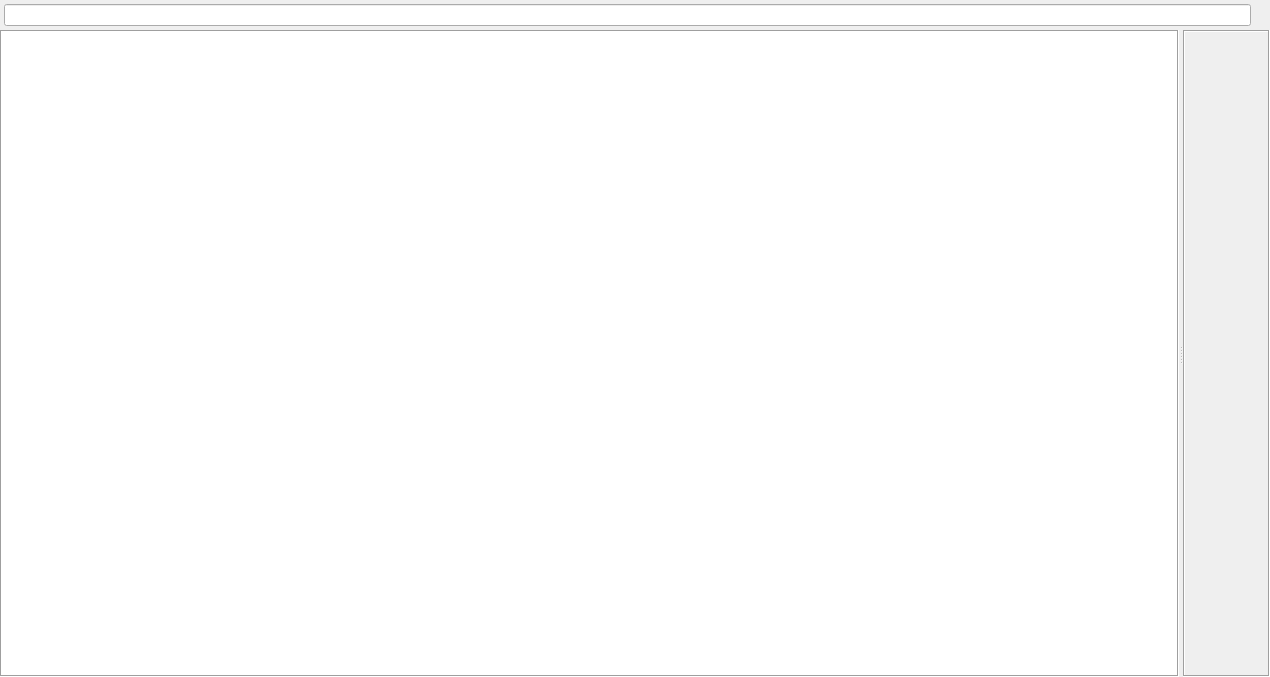
Before: the Qt Designer form src/home/flibrary/gui/ImageViewer.ui in heimdallr/books, drawn with Qt 5.
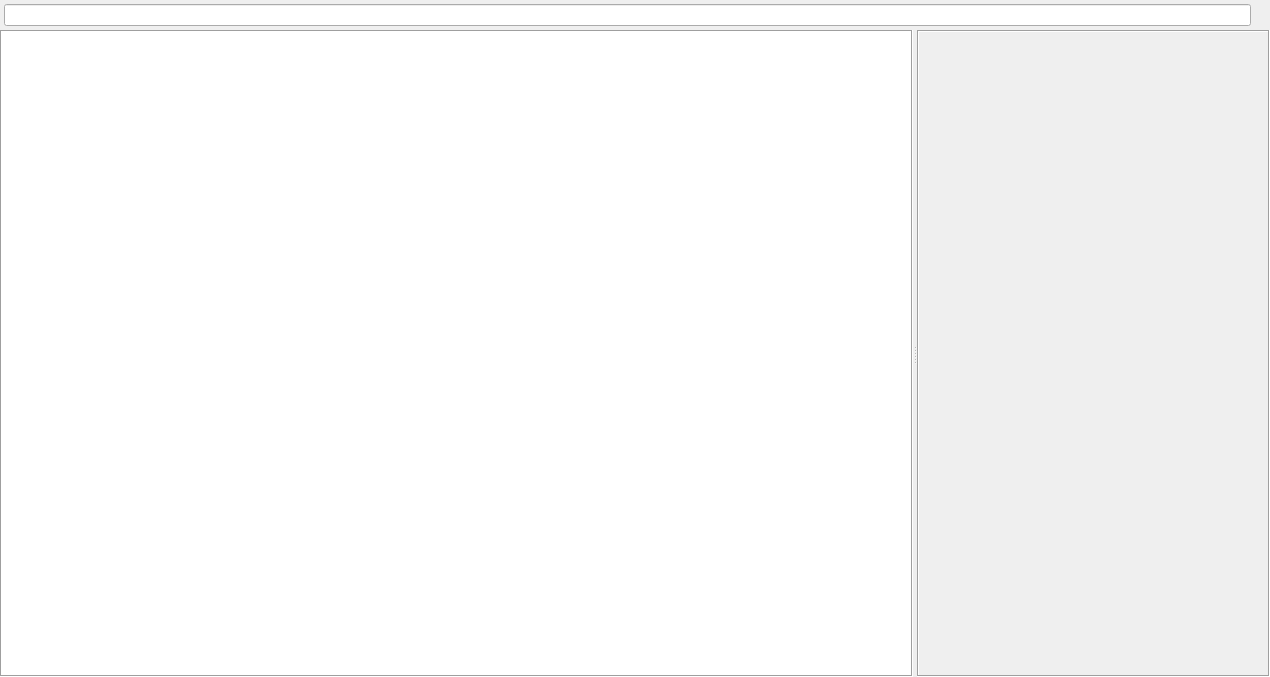
After: the same form once the commit is applied. Icons and pictures are not drawn.

Diff of the .ui file:
```diff
--- a/src/home/flibrary/gui/ImageViewer.ui
+++ b/src/home/flibrary/gui/ImageViewer.ui
@@ -154,11 +154,60 @@
          <number>4</number>
         </property>
         <item>
-         <widget class="QLabel" name="image">
-          <property name="alignment">
-           <set>Qt::AlignmentFlag::AlignHCenter|Qt::AlignmentFlag::AlignTop</set>
+         <layout class="QHBoxLayout" name="_5">
+          <property name="spacing">
+           <number>0</number>
           </property>
-         </widget>
+          <item>
+           <spacer name="spacer_2">
+            <property name="orientation">
+             <enum>Qt::Orientation::Horizontal</enum>
+            </property>
+            <property name="sizeHint" stdset="0">
+             <size>
+              <width>40</width>
+              <height>20</height>
+             </size>
+            </property>
+           </spacer>
+          </item>
+          <item>
+           <widget class="QLabel" name="image">
+            <property name="contextMenuPolicy">
+             <enum>Qt::ContextMenuPolicy::CustomContextMenu</enum>
+            </property>
+            <property name="alignment">
+             <set>Qt::AlignmentFlag::AlignHCenter|Qt::AlignmentFlag::AlignTop</set>
+            </property>
+           </widget>
+          </item>
+          <item>
+           <spacer name="spacer">
+            <property name="orientation">
+             <enum>Qt::Orientation::Horizontal</enum>
+            </property>
+            <property name="sizeHint" stdset="0">
+             <size>
+              <width>40</width>
+              <height>20</height>
+             </size>
+            </property>
+           </spacer>
+          </item>
+         </layout>
+        </item>
+        <item>
+         <spacer name="verticalSpacer">
+          <property name="orientation">
+           <enum>Qt::Orientation::Vertical</enum>
+          </property>
+          <property name="sizeHint" stdset="0">
+           <size>
+            <width>20</width>
+            <height>40</height>
+           </size>
+          </property>
+         </spacer>
         </item>
        </layout>
       </widget>
```
Left out of the diff: 8 changed lines with no effect on the pictures.
